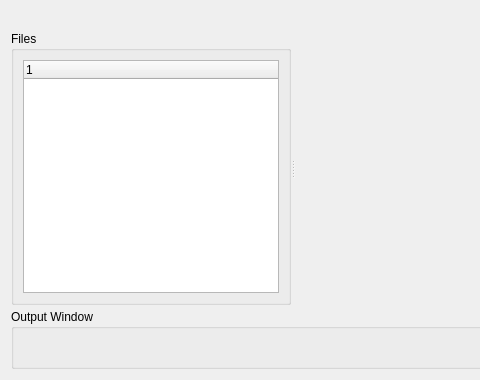
NCCA/MayaEditor, file plug-ins/ui/form.ui: the form before one commit; both pictures show x 0 to 480 and y 325 to 705 of the 995 by 705 pixel window.
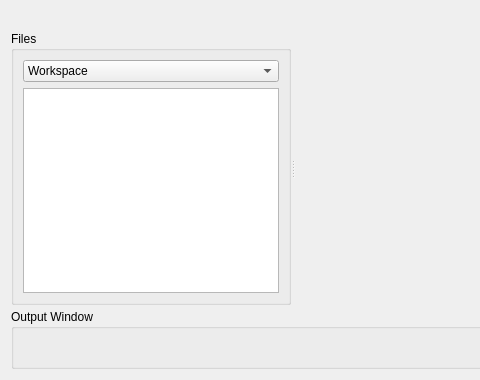
The form after the commit.

```diff
--- a/plug-ins/ui/form.ui
+++ b/plug-ins/ui/form.ui
@@ -41,18 +41,27 @@
        </property>
        <layout class="QVBoxLayout" name="verticalLayout">
         <item>
-         <widget class="QTreeWidget" name="open_files">
+         <widget class="QComboBox" name="sidebar_selector">
+          <item>
+           <property name="text">
+            <string>Workspace</string>
+           </property>
+          </item>
+          <item>
+           <property name="text">
+            <string>File System</string>
+           </property>
+          </item>
+         </widget>
+        </item>
+        <item>
+         <widget class="QTreeView" name="sidebar_treeview">
           <property name="sizePolicy">
            <sizepolicy hsizetype="Expanding" vsizetype="Expanding">
             <horstretch>0</horstretch>
             <verstretch>1</verstretch>
            </sizepolicy>
           </property>
-          <column>
-           <property name="text">
-            <string notr="true">1</string>
-           </property>
-          </column>
          </widget>
         </item>
        </layout>
```
